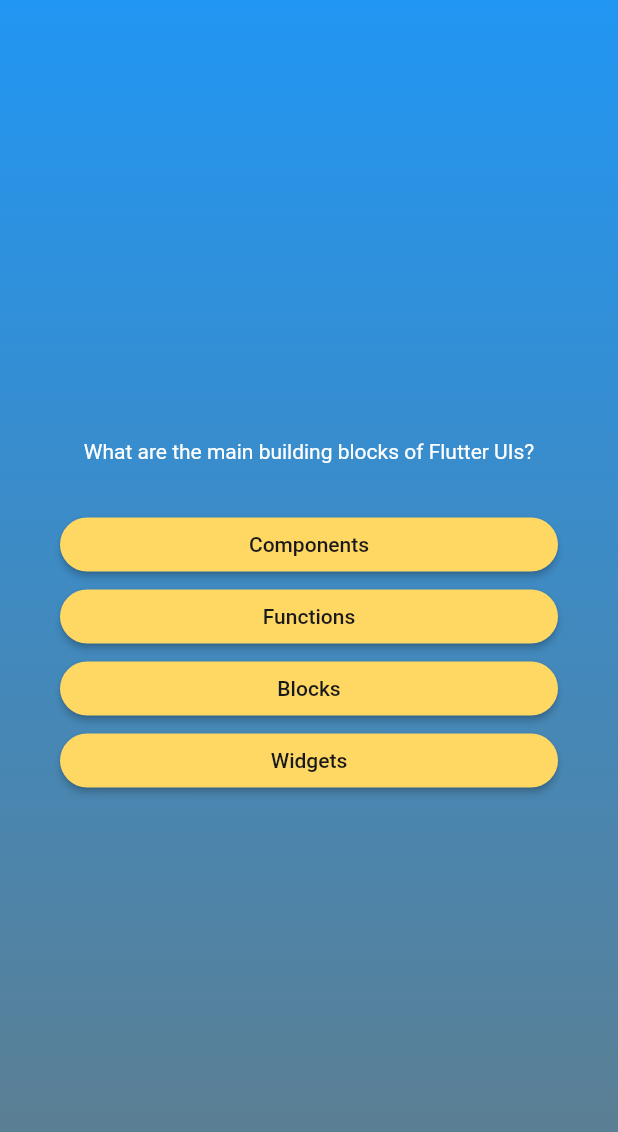
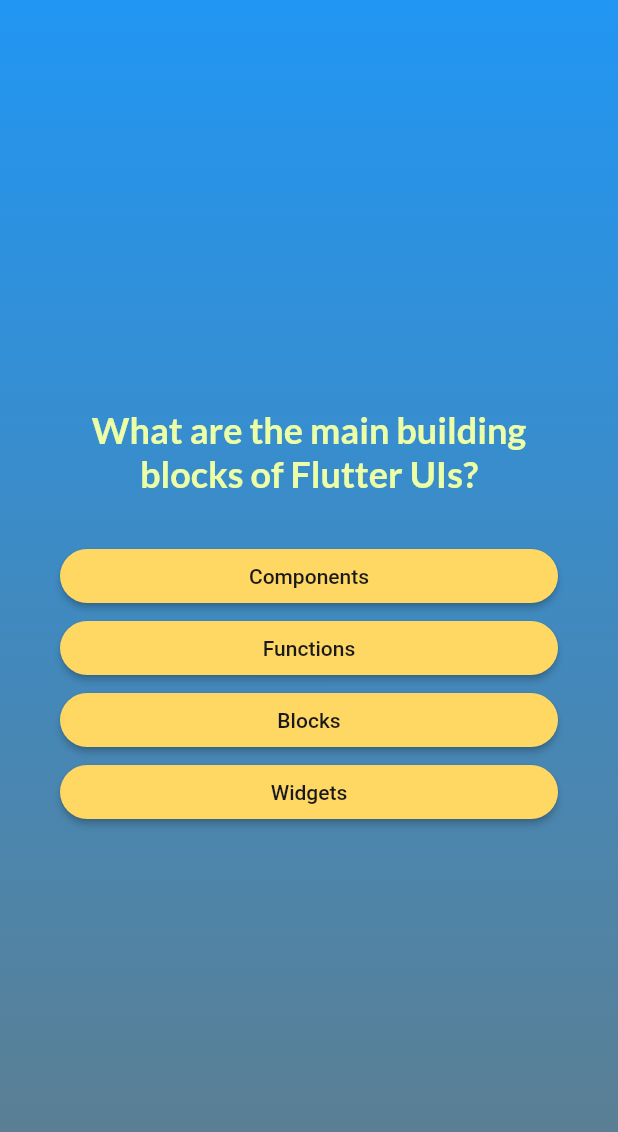
Before and after one commit to yhrjfj/basics_quiz, a Flutter app: the screen it shows after launch, after a tap on "Start Quiz", on a phone screen of 412 x 824 dp. Shown: the top 1132 px of the screen. Run offline on Flutter 3.47's test engine with Material 2 defaults, Android fonts, the light colour scheme and no system bars; our stand-ins replace google_fonts.

Commit message:
Change font

```diff
--- a/lib/questions_screen.dart
+++ b/lib/questions_screen.dart
@@ -2,6 +2,7 @@
 import 'package:basics_quiz/data/questions.dart';
 import 'package:basics_quiz/models/quiz_question.dart';
 import 'package:flutter/material.dart';
+import 'package:google_fonts/google_fonts.dart';
 
 class QuestionsScreen extends StatefulWidget {
   const QuestionsScreen({super.key});
@@ -35,9 +36,10 @@
           children: [
             Text(
               currentQuestion.text,
-              style: const TextStyle(
-                color: Colors.white,
-                // fontSize: 15,
+              style: GoogleFonts.lato(
+                color: const Color.fromRGBO(236, 255, 167, 1),
+                fontSize: 24,
+                fontWeight: FontWeight.bold,
               ),
               textAlign: TextAlign.center,
             ),
--- a/lib/start_screen.dart
+++ b/lib/start_screen.dart
@@ -1,4 +1,5 @@
 import 'package:flutter/material.dart';
+import 'package:google_fonts/google_fonts.dart';
 
 class StartScreen extends StatelessWidget {
   const StartScreen(this.startQuiz, {super.key});
@@ -28,10 +29,10 @@
           const SizedBox(
             height: 80,
           ),
-          const Text(
+          Text(
             'Want to join \'Flutter\' quiz?',
-            style: TextStyle(
-              color: Color.fromRGBO(247, 253, 245, 0.808),
+            style: GoogleFonts.lato(
+              color: const Color.fromRGBO(247, 253, 245, 0.808),
               fontSize: 24,
             ),
           ),
--- a/pubspec.yaml
+++ b/pubspec.yaml
@@ -34,6 +34,7 @@
   # The following adds the Cupertino Icons font to your application.
   # Use with the CupertinoIcons class for iOS style icons.
   cupertino_icons: ^1.0.2
+  google_fonts: ^6.1.0
 
 dev_dependencies:
   flutter_test:
```
Also changed, not shown: pubspec.lock, 1 other file.
